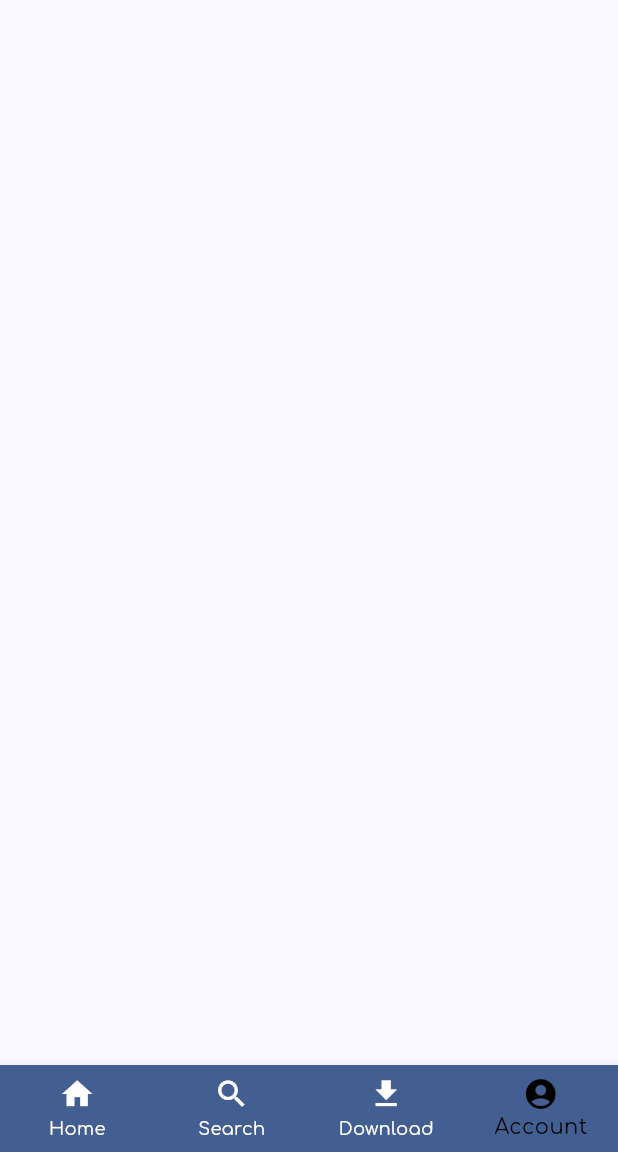
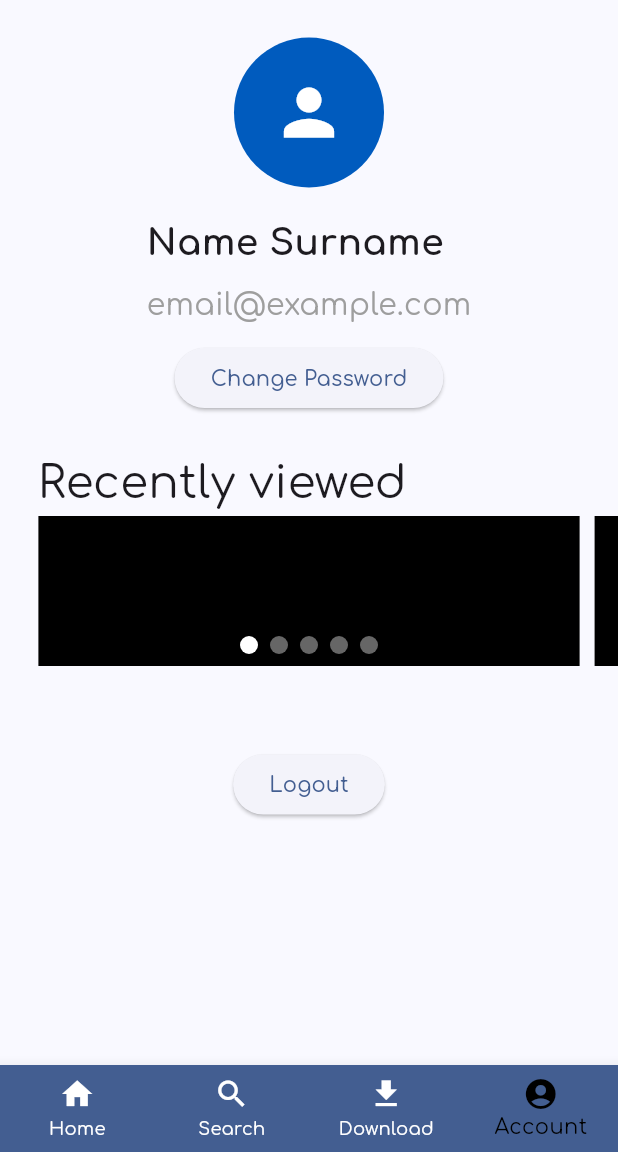
Before and after one commit to larsyx/Kontent, a Flutter app: the screen it shows after launch, item 4 of the bottom bar chosen, on a phone screen of 412 x 824 dp, the part 84-1236 px from its top. Run offline on Flutter 3.47's test engine with Material 3 defaults, Android fonts, the phone set to English and light mode, and no system bars; drawn by our look-alikes of flutter_carousel_widget; our stand-ins replace google_fonts, image_picker; missing offline and left inert: media_kit, media_kit_video, standard_searchbar.

Commit message:
Aggiornata la pagina del dettaglio account: - inserimento foto - cambio password - logout (da creare con il db)
Account detail page updated:
- insert photo
- change password
- logout (to be created with the db)

```diff
--- a/Code/kontent/lib/kontentPages/kontent_account_page.dart
+++ b/Code/kontent/lib/kontentPages/kontent_account_page.dart
@@ -1,17 +1,143 @@
+import 'dart:io';
 import 'package:flutter/material.dart';
+import 'package:kontent/kontentWidgets/kontent_carousel.dart';
+import 'package:kontent/kontentWidgets/kontent_change_password_dialog.dart';
+import 'package:image_picker/image_picker.dart';
 
-class KontentAccountPageBodyWidget extends StatelessWidget {
+class KontentAccountPageBodyWidget extends StatefulWidget {
   const KontentAccountPageBodyWidget({
-    super.key,
-  });
+    Key? key,
+  }) : super(key: key);
+
+  @override
+  _KontentAccountPageBodyWidgetState createState() =>
+      _KontentAccountPageBodyWidgetState();
+}
+
+class _KontentAccountPageBodyWidgetState
+    extends State<KontentAccountPageBodyWidget> {
+  ImagePicker _imagePicker = ImagePicker();
+  XFile? _imageFile;
+
+  @override
+  void initState() {
+    super.initState();
+    _imagePicker = ImagePicker();
+  }
+
+  Future<void> _getImage() async {
+    final XFile? pickedImage =
+        await _imagePicker.pickImage(source: ImageSource.gallery);
+
+    if (pickedImage != null) {
+      setState(() {
+        _imageFile = pickedImage;
+      });
+    }
+  }
+
+  void _removeImage() {
+    setState(() {
+      _imageFile = null;
+    });
+  }
 
   @override
   Widget build(BuildContext context) {
-    return const Center(
-      child: SingleChildScrollView(
+    return SingleChildScrollView(
+      child: Center(
         child: Column(
-          mainAxisAlignment: MainAxisAlignment.spaceAround,
-          children: <Widget>[],
+          crossAxisAlignment: CrossAxisAlignment.center,
+          children: <Widget>[
+            const SizedBox(height: 25),
+            Stack(
+              children: [
+                GestureDetector(
+                  onTap: _getImage,
+                  child: CircleAvatar(
+                    radius: 50,
+                    backgroundColor:
+                        _imageFile != null && _imageFile!.path.isNotEmpty
+                            ? Colors.transparent
+                            : const Color(0xFF005BBE),
+                    child: _imageFile != null && _imageFile!.path.isNotEmpty
+                        ? ClipOval(
+                            child: Image.file(
+                              File(_imageFile!.path),
+                              width: 100,
+                              height: 100,
+                              fit: BoxFit.cover,
+                            ),
+                          )
+                        : const Icon(
+                            Icons.person,
+                            size: 50,
+                            color: Colors.white,
+                          ),
+                  ),
+                ),
+                if (_imageFile != null && _imageFile!.path.isNotEmpty)
+                  Positioned(
+                    top: 0,
+                    right: 0,
+                    child: GestureDetector(
+                      onTap: _removeImage,
+                      child: const CircleAvatar(
+                        radius: 12,
+                        backgroundColor: Color(0xFF005BBE),
+                        child: Icon(
+                          Icons.close,
+                          size: 16,
+                          color: Colors.white,
+                        ),
+                      ),
+                    ),
+                  ),
+              ],
+            ),
+            const SizedBox(height: 20),
+            const Column(
+              crossAxisAlignment: CrossAxisAlignment.start,
+              children: [
+                Text(
+                  'Name Surname',
+                  style: TextStyle(
+                    fontSize: 24,
+                    fontWeight: FontWeight.bold,
+                  ),
+                ),
+                SizedBox(
+                  height: 10,
+                ),
+                Text(
+                  'email@example.com',
+                  style: TextStyle(
+                    fontSize: 20,
+                    color: Colors.grey,
+                  ),
+                ),
+              ],
+            ),
+            const SizedBox(height: 10),
+            ElevatedButton(
+              onPressed: () {
+                dialogChangePassword(context);
+              },
+              child: const Text('Change Password'),
+            ),
+            const SizedBox(height: 20),
+            const KontentCarouselWrapper(
+              title: "Recently viewed",
+              type: KontentCarouselType.horizontal,
+            ),
+            const SizedBox(height: 50),
+            ElevatedButton(
+              onPressed: () {
+                // Implement logout features
+              },
+              child: const Text("Logout"),
+            ),
+          ],
         ),
       ),
     );
--- a/Code/kontent/pubspec.yaml
+++ b/Code/kontent/pubspec.yaml
@@ -41,6 +41,7 @@ dependencies:
   media_kit: ^1.1.10+1
   media_kit_video: ^1.2.4                        # For video rendering.
   media_kit_libs_video: ^1.0.4
+  image_picker: ^1.0.5
 
 dev_dependencies:
   flutter_test:
```
Also changed, not shown: Code/kontent/lib/kontentWidgets/kontent_change_password_dialog.dart (added, +58 -0 lines), Code/kontent/pubspec.lock, 5 other files.
